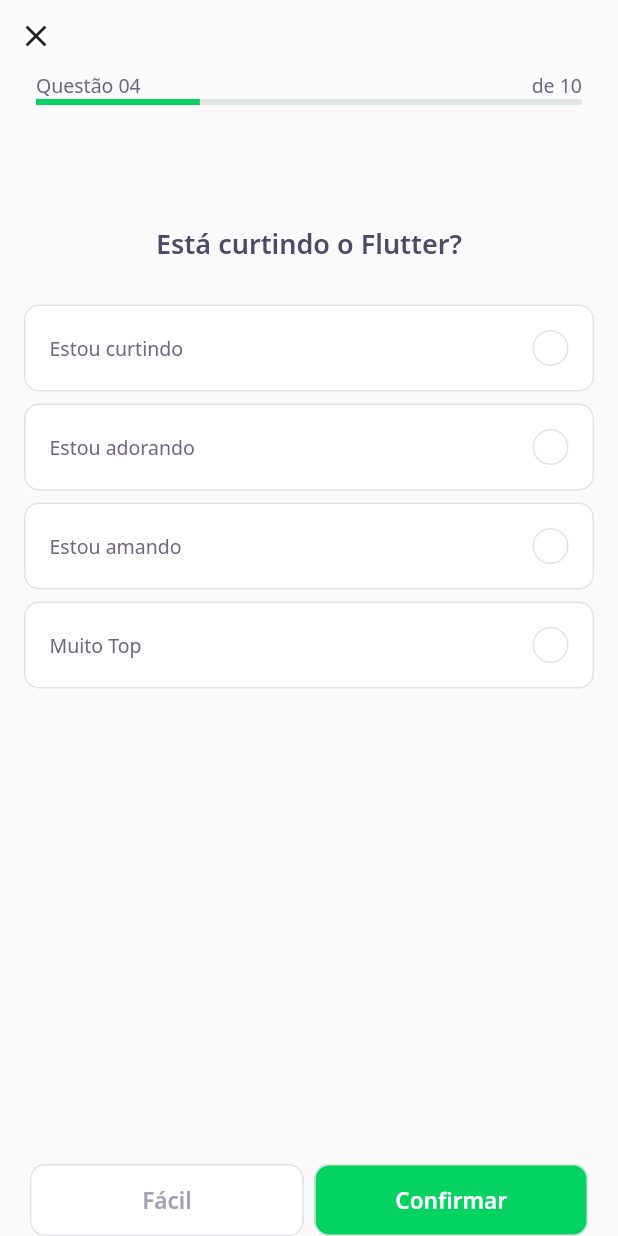
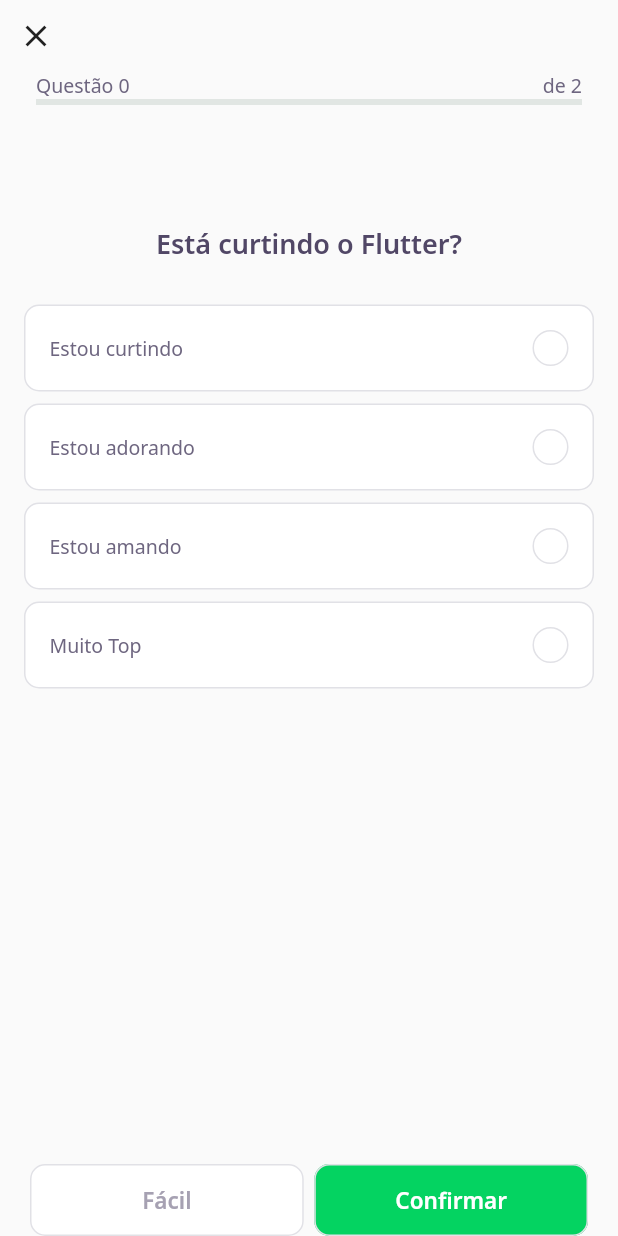
Before and after one commit to amazingustav/devquiz, a Flutter app: the screen it shows after launch, after a tap on "NLW 5 Flutter", on a phone screen of 412 x 824 dp. Run offline on Flutter 3.47's test engine with Material 2 defaults, Android fonts, the phone set to English and light mode, and no system bars; our stand-ins replace google_fonts; accounts and stored records are empty; network calls fail.

Commit message:
Handle page state to show question number

```diff
--- /dev/null
+++ b/lib/challenge/challenge_controller.dart
@@ -0,0 +1,7 @@
+import 'package:flutter/foundation.dart';
+
+class ChallengeController {
+  final currentPageNotifier = ValueNotifier<int>(0);
+  int get currentPage => currentPageNotifier.value;
+  set currentPage(int value) => currentPageNotifier.value = value;
+}
--- a/lib/challenge/challenge_page.dart
+++ b/lib/challenge/challenge_page.dart
@@ -1,3 +1,4 @@
+import 'package:dev_quiz/challenge/challenge_controller.dart';
 import 'package:dev_quiz/challenge/widgets/next_button/next_button_widget.dart';
 import 'package:dev_quiz/challenge/widgets/question_indicator/question_indicator_widget.dart';
 import 'package:dev_quiz/challenge/widgets/quiz/quiz_widget.dart';
@@ -14,6 +15,22 @@ class ChallengePage extends StatefulWidget {
 }
 
 class _ChallengePageState extends State<ChallengePage> {
+  final controller = ChallengeController();
+  final pageController = PageController();
+
+  @override
+  void initState() {
+    controller.currentPageNotifier.addListener(() {
+      setState(() {});
+    });
+
+    pageController.addListener(() {
+      controller.currentPage = pageController.page!.toInt() + 1;
+    });
+
+    super.initState();
+  }
+
   @override
   Widget build(BuildContext context) {
     return Scaffold(
@@ -29,12 +46,18 @@ class _ChallengePageState extends State<ChallengePage> {
                   Navigator.pop(context);
                 },
               ),
-              QuestionIndicatorWidget(),
+              QuestionIndicatorWidget(
+                currentPage: controller.currentPage,
+                length: widget.questions.length,
+              )
             ],
           ),
         ),
       ),
-      body: QuizWidget(question: widget.questions[0]),
+      body: PageView(
+        controller: pageController,
+        children: widget.questions.map((e) => QuizWidget(question: e)).toList(),
+      ),
       bottomNavigationBar: SafeArea(
         bottom: true,
         child: Padding(
--- a/lib/challenge/widgets/question_indicator/question_indicator_widget.dart
+++ b/lib/challenge/widgets/question_indicator/question_indicator_widget.dart
@@ -3,7 +3,14 @@ import 'package:dev_quiz/shared/widgets/progress_indicator/progress_indicator_wi
 import 'package:flutter/material.dart';
 
 class QuestionIndicatorWidget extends StatelessWidget {
-  const QuestionIndicatorWidget({Key? key}) : super(key: key);
+  final int currentPage;
+  final int length;
+
+  const QuestionIndicatorWidget({
+    Key? key,
+    required this.currentPage,
+    required this.length,
+  }) : super(key: key);
 
   @override
   Widget build(BuildContext context) {
@@ -14,11 +21,11 @@ class QuestionIndicatorWidget extends StatelessWidget {
           Row(
             mainAxisAlignment: MainAxisAlignment.spaceBetween,
             children: [
-              Text("Questão 04", style: AppTextStyles.body),
-              Text("de 10", style: AppTextStyles.body),
+              Text("Questão $currentPage", style: AppTextStyles.body),
+              Text("de $length", style: AppTextStyles.body),
             ],
           ),
-          ProgressIndicatorWidget(value: 0.3)
+          ProgressIndicatorWidget(value: currentPage / length)
         ],
       ),
     );
```
